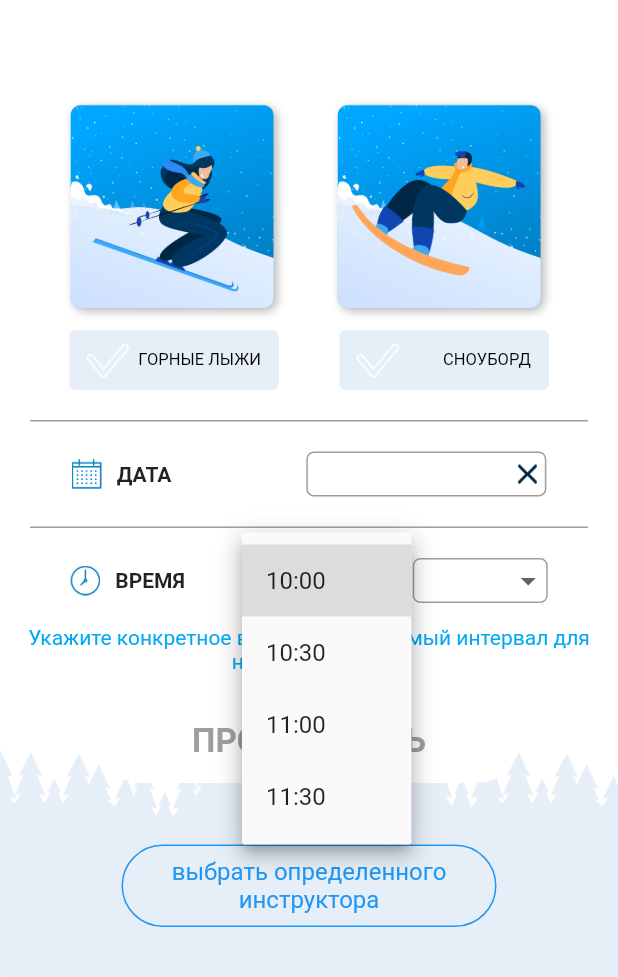
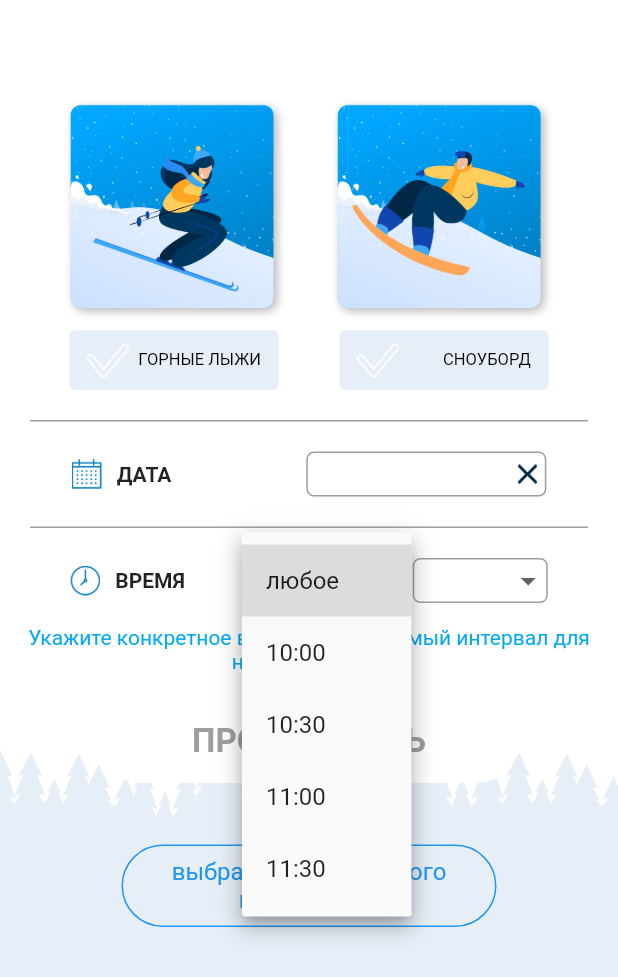
Before and after one commit to Impulseone/AcademGora, a Flutter app: the screen it shows after launch, after a tap on the "arrow drop down" icon, on a phone screen of 412 x 824 dp. Shown: the top 977 px of the screen. Run offline on Flutter 3.47's test engine with Material 2 defaults, Android fonts, the phone set to English and light mode, and no system bars; our stand-ins replace carousel_slider, flutter_calendar_carousel, pin_input_text_field; project files that could hold a hidden picture were left out.

Commit message:
reg to instructor screen completed

```diff
--- a/academ_gora/lib/screens/registration/helpers_widgets/date_widget.dart
+++ b/academ_gora/lib/screens/registration/helpers_widgets/date_widget.dart
@@ -1,22 +1,21 @@
+import 'package:academ_gora/screens/registration/registration_to_instructor_screen.dart';
 import 'package:flutter/material.dart';
 import 'package:flutter_calendar_carousel/classes/event.dart';
 import 'package:flutter_calendar_carousel/flutter_calendar_carousel.dart';
 import 'package:intl/intl.dart' show DateFormat;
 
 class DateWidget extends StatefulWidget {
+  final DateTime _selectedDate;
+  final RegistrationToInstructorScreenState registrationToInstructorScreenState;
 
- final DateTime _selectedDate;
-
- DateWidget(this._selectedDate);
+  DateWidget(this.registrationToInstructorScreenState, this._selectedDate);
 
   @override
   _DateWidgetState createState() => _DateWidgetState(_selectedDate);
 }
 
 class _DateWidgetState extends State<DateWidget> {
-
   DateTime _selectedDate;
-
 
   _DateWidgetState(this._selectedDate);
 
@@ -90,9 +89,11 @@ class _DateWidgetState extends State<DateWidget> {
   }
 
   void _clearDateFieldButton() {
-    setState(() {
     _selectedDate = null;
+    widget.registrationToInstructorScreenState.setState(() {
+      widget.registrationToInstructorScreenState.selectedDate = _selectedDate;
     });
+    setState(() {});
   }
 
   Future<void> _showDateDialog() async {
@@ -126,6 +127,9 @@ class _DateWidgetState extends State<DateWidget> {
 
   void _closeDialog() {
     Navigator.of(context).pop();
+    widget.registrationToInstructorScreenState.setState(() {
+      widget.registrationToInstructorScreenState.selectedDate = _selectedDate;
+    });
     setState(() {});
   }
 }
--- a/academ_gora/lib/screens/registration/helpers_widgets/select_kind_of_sport.dart
+++ b/academ_gora/lib/screens/registration/helpers_widgets/select_kind_of_sport.dart
@@ -1,9 +1,13 @@
+import 'package:academ_gora/screens/registration/registration_to_instructor_screen.dart';
 import 'package:flutter/material.dart';
 
 class SelectKindOfSportWidget extends StatefulWidget {
   final int kindOfSportSelected;
+  final RegistrationToInstructorScreenState registrationToInstructorScreenState;
 
-  const SelectKindOfSportWidget({Key key, this.kindOfSportSelected})
+  const SelectKindOfSportWidget(
+      this.registrationToInstructorScreenState, this.kindOfSportSelected,
+      {Key key})
       : super(key: key);
 
   @override
@@ -86,6 +90,10 @@ class _SelectKindOfSportWidgetState extends State<SelectKindOfSportWidget> {
   }
 
   void _selectKindOfSport(int which) {
+    widget.registrationToInstructorScreenState.setState(() {
+      widget.registrationToInstructorScreenState.kindOfSportSelected =
+          _kindOfSportSelected;
+    });
     setState(() {
       _kindOfSportSelected = which;
     });
--- a/academ_gora/lib/screens/registration/helpers_widgets/time_widget.dart
+++ b/academ_gora/lib/screens/registration/helpers_widgets/time_widget.dart
@@ -67,7 +67,7 @@ class _TimeWidgetState extends State<TimeWidget> {
             value: position == 1
                 ? _firstCurrentlySelected
                 : _secondCurrentlySelected,
-            items: <String>['10:00', '10:30', '11:00', '11:30']
+            items: <String>['любое', '10:00', '10:30', '11:00', '11:30']
                 .map((String value) {
               return new DropdownMenuItem<String>(
                 value: value,
--- a/academ_gora/lib/screens/registration/registration_to_instructor_screen.dart
+++ b/academ_gora/lib/screens/registration/registration_to_instructor_screen.dart
@@ -7,14 +7,14 @@ import 'helpers_widgets/select_kind_of_sport.dart';
 
 class RegistrationToInstructorScreen extends StatefulWidget {
   @override
-  _RegistrationToInstructorScreenState createState() =>
-      _RegistrationToInstructorScreenState();
+  RegistrationToInstructorScreenState createState() =>
+      RegistrationToInstructorScreenState();
 }
 
-class _RegistrationToInstructorScreenState
+class RegistrationToInstructorScreenState
     extends State<RegistrationToInstructorScreen> {
-  int _kindOfSportSelected = -1;
-  DateTime _selectedDate;
+  int kindOfSportSelected = -1;
+  DateTime selectedDate;
   String _firstCurrentlySelected;
   String _secondCurrentlySelected;
 
@@ -30,15 +30,15 @@ class _RegistrationToInstructorScreenState
       ),
       child: Column(
         children: [
-          SelectKindOfSportWidget(kindOfSportSelected: _kindOfSportSelected),
+          SelectKindOfSportWidget(this, kindOfSportSelected),
           _horizontalDivider(),
-          DateWidget(_selectedDate),
+          DateWidget(this, selectedDate),
           _horizontalDivider(),
           TimeWidget(_firstCurrentlySelected, _secondCurrentlySelected),
           _warningText(),
           _continueButton(),
           Container(
-            padding: EdgeInsets.only(top: 10),
+              padding: EdgeInsets.only(top: 10),
               child: Text("ИЛИ",
                   style: TextStyle(
                       fontSize: 14,
@@ -75,7 +75,7 @@ class _RegistrationToInstructorScreenState
       margin: EdgeInsets.only(top: 18),
       child: Material(
         borderRadius: BorderRadius.all(Radius.circular(35)),
-        color: Colors.white,
+        color: _continueButtonBackgroundColor(),
         child: InkWell(
             onTap: null,
             child: Center(
@@ -86,7 +86,7 @@ class _RegistrationToInstructorScreenState
                       "ПРОДОЛЖИТЬ",
                       textAlign: TextAlign.center,
                       style: TextStyle(
-                          color: Colors.grey,
+                          color: _continueButtonTextColor(),
                           fontSize: 22,
                           fontWeight: FontWeight.bold),
                     ),
@@ -96,13 +96,28 @@ class _RegistrationToInstructorScreenState
     );
   }
 
+  Color _continueButtonBackgroundColor() {
+    if (kindOfSportSelected != -1 && selectedDate != null) {
+      return Colors.blue;
+    } else
+      return Colors.white;
+  }
+
+  Color _continueButtonTextColor() {
+    if (kindOfSportSelected != -1 && selectedDate != null) {
+      return Colors.white;
+    } else
+      return Colors.grey;
+  }
+
   Widget _selectCoachButton() {
     return Container(
       width: 250.0,
       height: 55,
       margin: EdgeInsets.only(top: 15),
       decoration: BoxDecoration(
-          border: Border.all(color: Colors.blue),
+          border: Border.all(
+              color: selectedDate == null ? Colors.blue : Colors.grey),
           borderRadius: BorderRadius.all(Radius.circular(30))),
       child: Material(
         borderRadius: BorderRadius.all(Radius.circular(35)),
@@ -126,7 +141,9 @@ class _RegistrationToInstructorScreenState
       text,
       textAlign: TextAlign.center,
       style: TextStyle(
-          color: Colors.blue, fontSize: 16, fontWeight: FontWeight.normal),
+          color: selectedDate == null ? Colors.blue : Colors.grey,
+          fontSize: 16,
+          fontWeight: FontWeight.normal),
     );
   }
 }
```
Lines whose indentation alone changed are shown as unchanged.
